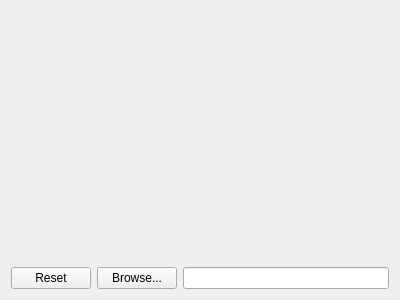
This is ImageWizard/selectdestination.ui in coltoncandy/Image-Generator-Wizard as Qt 5 draws it before an edit. The edited form follows.
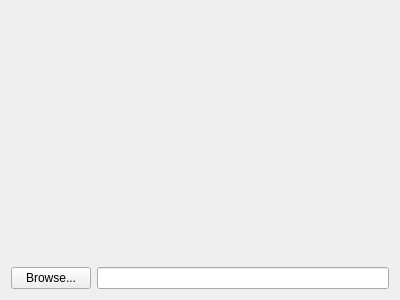
This is the edited form.

Commit message: remove reset button

```diff
--- a/ImageWizard/selectdestination.ui
+++ b/ImageWizard/selectdestination.ui
@@ -63,13 +63,6 @@
    </item>
    <item>
     <layout class="QHBoxLayout" name="horizontalLayout">
-     <item>
-      <widget class="QPushButton" name="reset">
-       <property name="text">
-        <string>Reset</string>
-       </property>
-      </widget>
-     </item>
      <item>
       <widget class="QPushButton" name="browseButton">
        <property name="text">
```
Left out of the diff: 16 changed lines with no effect on the pictures. The commit also changes 2 other files.
